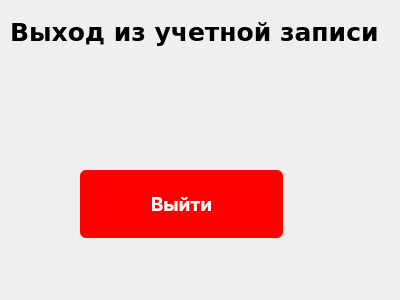
Old version of the form client/ITSwarm/windows/user_options/useroptions.ui in the repository cpp-park-vk-education/2023_1_Rabotyagi.
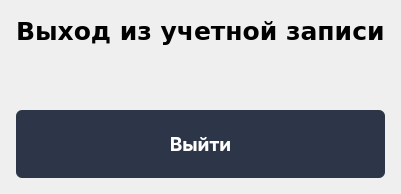
New version of the form.

Patch:
```diff
--- a/client/ITSwarm/windows/user_options/useroptions.ui
+++ b/client/ITSwarm/windows/user_options/useroptions.ui
@@ -6,22 +6,46 @@
    <rect>
     <x>0</x>
     <y>0</y>
-    <width>400</width>
-    <height>300</height>
+    <width>401</width>
+    <height>194</height>
    </rect>
   </property>
   <property name="windowTitle">
    <string>Dialog</string>
   </property>
+  <layout class="QVBoxLayout" name="verticalLayout">
+   <property name="spacing">
+    <number>64</number>
+   </property>
+   <property name="leftMargin">
+    <number>16</number>
+   </property>
+   <property name="topMargin">
+    <number>16</number>
+   </property>
+   <property name="rightMargin">
+    <number>16</number>
+   </property>
+   <property name="bottomMargin">
+    <number>16</number>
+   </property>
+   <item>
+    <widget class="QLabel" name="title">
+     <property name="font">
+      <font>
+       <family>DejaVu Sans</family>
+       <pointsize>19</pointsize>
+       <weight>75</weight>
+       <bold>true</bold>
+      </font>
+     </property>
+     <property name="text">
+      <string>Выход из учетной записи</string>
+     </property>
+    </widget>
+   </item>
+   <item>
   <widget class="QPushButton" name="create_btn">
-   <property name="geometry">
-    <rect>
-     <x>80</x>
-     <y>170</y>
-     <width>203</width>
-     <height>68</height>
-    </rect>
-   </property>
    <property name="font">
     <font>
      <family>Inter</family>
@@ -31,23 +55,14 @@
     </font>
    </property>
    <property name="styleSheet">
-    <string notr="true">QPushButton#create_btn {
+      <string notr="true">
     color: #FFFFFF;
     padding: 12px 20px;
     height: 44px;
     width: 163px;
 
-    background-color: rgb(255,0,0);
-    border-radius: 6px;
-}
-
-QPushButton#create_btn:hover {
-    color: #2D3648;
-
-    border: 2px solid #2D3648;
-	background-color: rgb(255,0,0);
-   
-}</string>
+    background: #2D3648;
+    border-radius: 6px;</string>
    </property>
    <property name="text">
     <string>Выйти</string>
@@ -56,27 +71,8 @@
     <bool>true</bool>
    </property>
   </widget>
-  <widget class="QLabel" name="title">
-   <property name="geometry">
-    <rect>
-     <x>10</x>
-     <y>10</y>
-     <width>392</width>
-     <height>44</height>
-    </rect>
-   </property>
-   <property name="font">
-    <font>
-     <family>DejaVu Sans</family>
-     <pointsize>19</pointsize>
-     <weight>75</weight>
-     <bold>true</bold>
-    </font>
-   </property>
-   <property name="text">
-    <string>Выход из учетной записи</string>
-   </property>
-  </widget>
+   </item>
+  </layout>
  </widget>
  <resources/>
  <connections/>
```
Lines whose indentation alone changed are shown as unchanged.
